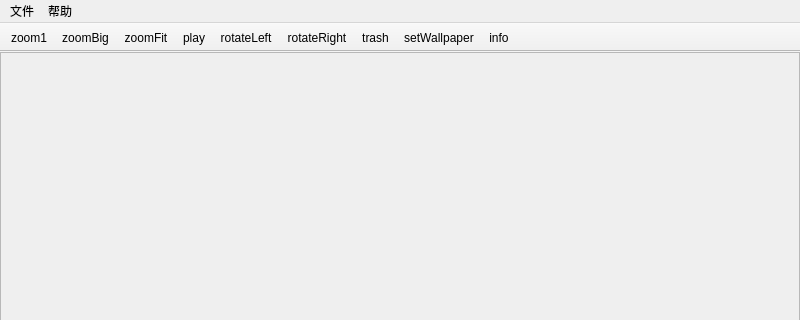
Qt form mainwindow.ui (sonichy/HTYImageViewer) before a commit; both pictures show x 0 to 800 and y 0 to 320 of the 800 by 600 pixel window.
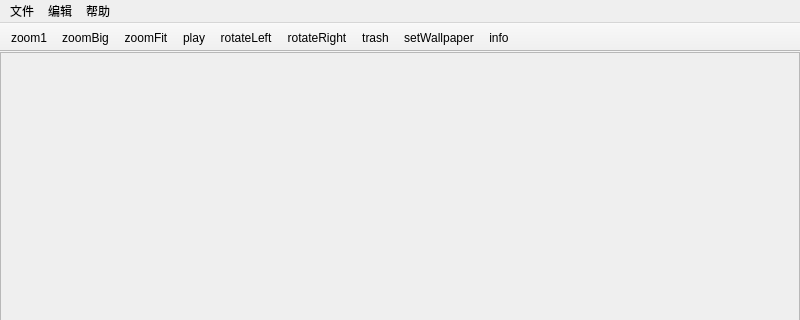
The same form after that commit. Icons and pictures are not drawn.

What changed in the file:
```diff
--- a/mainwindow.ui
+++ b/mainwindow.ui
@@ -110,7 +110,14 @@
     </property>
     <addaction name="action_about"/>
    </widget>
+   <widget class="QMenu" name="menu_3">
+    <property name="title">
+     <string>编辑</string>
+    </property>
+    <addaction name="action_rename"/>
+   </widget>
    <addaction name="menu"/>
+   <addaction name="menu_3"/>
    <addaction name="menu_2"/>
   </widget>
   <widget class="QToolBar" name="mainToolBar">
```
Left out of the diff: 8 changed lines with no effect on the pictures.
